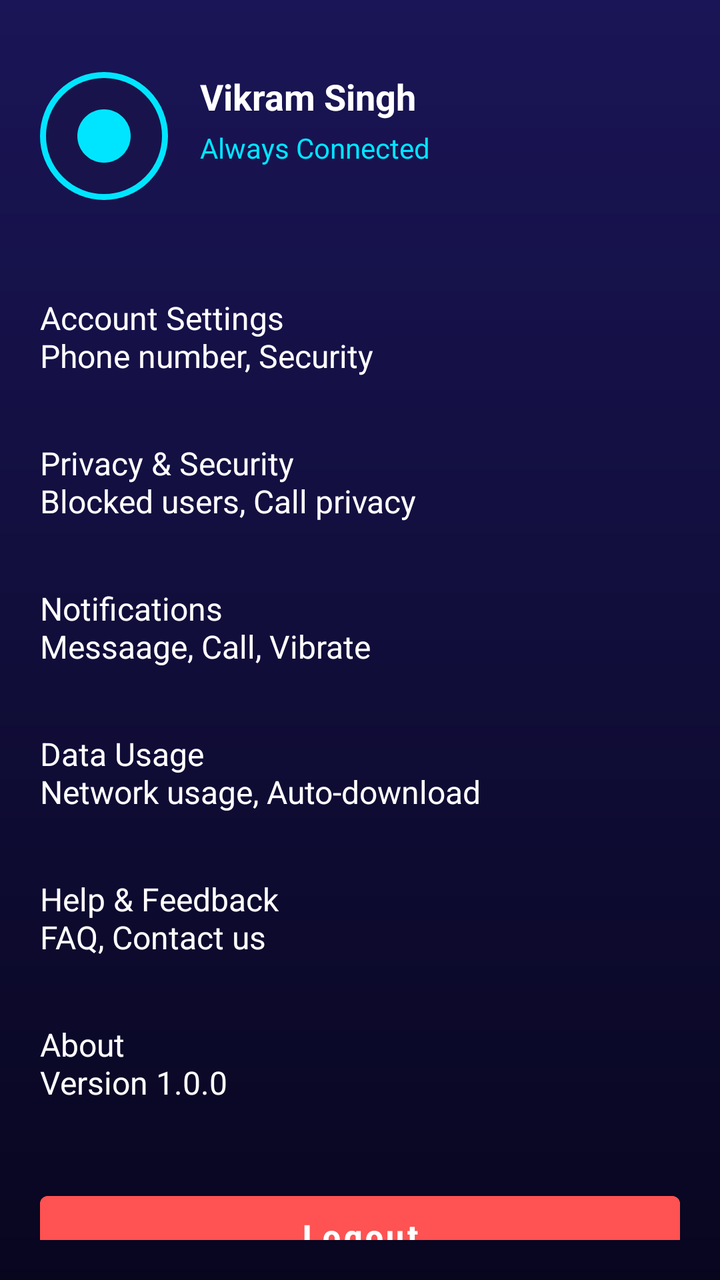
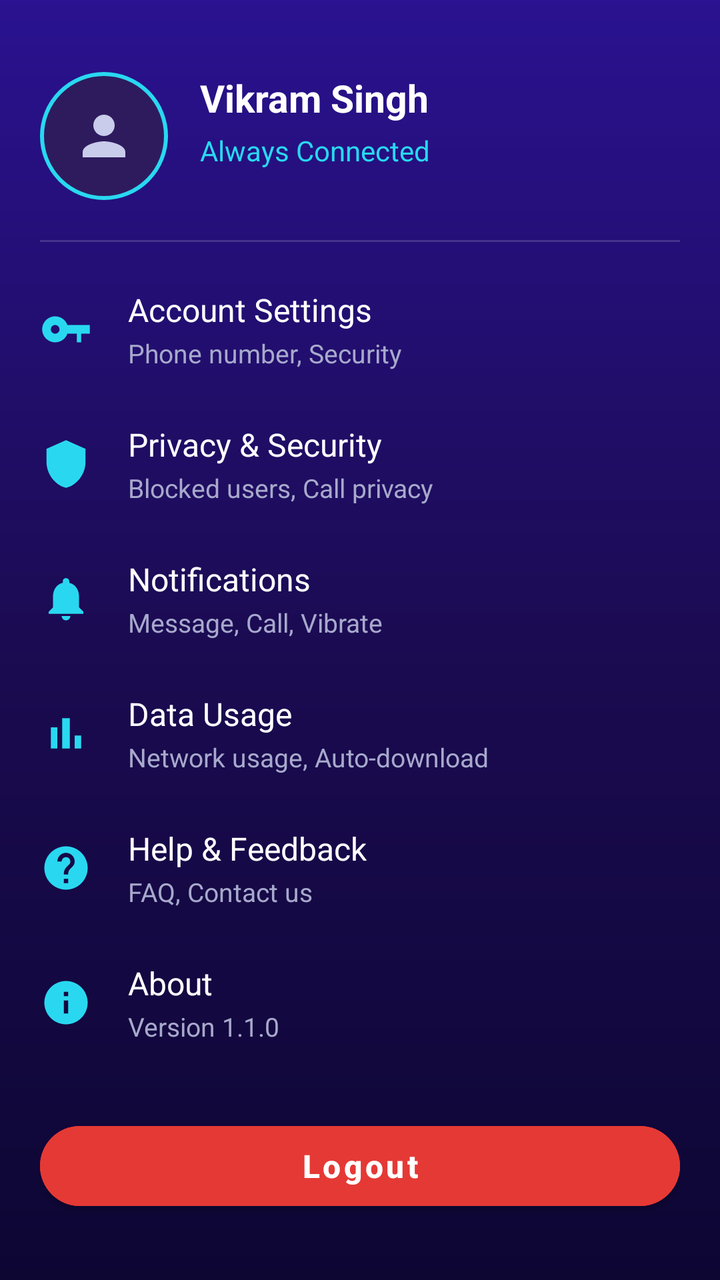

The first picture is an Android layout as it rendered before a commit; the second is the same layout after the commit. The layout source and the unified diff follow.
<!-- AndroidManifest.xml: application theme Theme.WPRD -->
<!-- res/layout/activity_settings.xml -->
<?xml version="1.0" encoding="utf-8"?>
<androidx.constraintlayout.widget.ConstraintLayout xmlns:android="http://schemas.android.com/apk/res/android"
    xmlns:app="http://schemas.android.com/apk/res-auto"
    android:layout_width="match_parent"
    android:layout_height="match_parent"
    android:background="@drawable/bg_dark_gradient"
    android:padding="20dp">

    
    <ImageView
        android:id="@+id/ivSettingsAvatar"
        android:layout_width="64dp"
        android:layout_height="64dp"
        android:layout_marginTop="16dp"
        android:background="@drawable/bg_circle_cyan_glow"
        android:padding="16dp"
        android:src="@drawable/ic_call"
        app:layout_constraintStart_toStartOf="parent"
        app:layout_constraintTop_toTopOf="parent" />

    <TextView
        android:id="@+id/tvSettingsName"
        android:layout_width="wrap_content"
        android:layout_height="wrap_content"
        android:layout_marginStart="16dp"
        android:text="Vikram Singh"
        android:textColor="@color/text_white"
        android:textSize="18sp"
        android:textStyle="bold"
        app:layout_constraintTop_toTopOf="@+id/ivSettingsAvatar"
        app:layout_constraintStart_toEndOf="@+id/ivSettingsAvatar" />

    <TextView
        android:id="@+id/tvSettingsStatus"
        android:layout_width="wrap_content"
        android:layout_height="wrap_content"
        android:layout_marginStart="16dp"
        android:layout_marginTop="4dp"
        android:text="Always Connected"
        android:textColor="@color/cyan_neon"
        android:textSize="14sp"
        app:layout_constraintTop_toBottomOf="@+id/tvSettingsName"
        app:layout_constraintStart_toEndOf="@+id/ivSettingsAvatar" />

    
    <LinearLayout
        android:layout_width="match_parent"
        android:layout_height="0dp"
        android:layout_marginTop="32dp"
        android:orientation="vertical"
        app:layout_constraintBottom_toBottomOf="parent"
        app:layout_constraintTop_toBottomOf="@+id/ivSettingsAvatar">

        <TextView
            android:layout_width="match_parent"
            android:layout_height="wrap_content"
            android:paddingVertical="16dp"
            android:text="Account Settings\nPhone number, Security"
            android:textColor="@color/text_white"
            android:textSize="16sp" />

        <TextView
            android:layout_width="match_parent"
            android:layout_height="wrap_content"
            android:paddingVertical="16dp"
            android:text="Privacy &amp; Security\nBlocked users, Call privacy"
            android:textColor="@color/text_white"
            android:textSize="16sp" />

        <TextView
            android:layout_width="match_parent"
            android:layout_height="wrap_content"
            android:paddingVertical="16dp"
            android:text="Notifications\nMessaage, Call, Vibrate"
            android:textColor="@color/text_white"
            android:textSize="16sp" />

        <TextView
            android:layout_width="match_parent"
            android:layout_height="wrap_content"
            android:paddingVertical="16dp"
            android:text="Data Usage\nNetwork usage, Auto-download"
            android:textColor="@color/text_white"
            android:textSize="16sp" />

        <TextView
            android:layout_width="match_parent"
            android:layout_height="wrap_content"
            android:paddingVertical="16dp"
            android:text="Help &amp; Feedback\nFAQ, Contact us"
            android:textColor="@color/text_white"
            android:textSize="16sp" />

        <TextView
            android:layout_width="match_parent"
            android:layout_height="wrap_content"
            android:paddingVertical="16dp"
            android:text="About\nVersion 1.0.0"
            android:textColor="@color/text_white"
            android:textSize="16sp" />

        <Button
            android:id="@+id/btnLogout"
            android:layout_width="match_parent"
            android:layout_height="52dp"
            android:layout_marginTop="24dp"
            android:backgroundTint="#FF5252"
            android:text="Logout"
            android:textAllCaps="false"
            android:textColor="#FFFFFF"
            android:textSize="16sp"
            android:textStyle="bold" />

    </LinearLayout>

</androidx.constraintlayout.widget.ConstraintLayout>
<!-- resources referenced by this layout -->
<resources>
  <color name="cyan_neon">#00E5FF</color>
  <!-- drawable bg_circle_cyan_glow (drawable) -->
  <?xml version="1.0" encoding="utf-8"?>
  <shape xmlns:android="http://schemas.android.com/apk/res/android"
      android:shape="oval">
      <solid android:color="#18144B" />
      <stroke android:width="3dp" android:color="@color/cyan_neon" />
  </shape>
  <!-- drawable bg_dark_gradient (drawable) -->
  <?xml version="1.0" encoding="utf-8"?>
  <shape xmlns:android="http://schemas.android.com/apk/res/android">
      <gradient
          android:angle="270"
          android:endColor="#08061F"
          android:startColor="#1A1556"
          android:type="linear" />
  </shape>
  <!-- drawable ic_call (drawable) -->
  <?xml version="1.0" encoding="utf-8"?>
  <vector xmlns:android="http://schemas.android.com/apk/res/android"
      android:width="24dp"
      android:height="24dp"
      android:viewportWidth="24"
      android:viewportHeight="24">
      <path
          android:fillColor="#00E5FF"
          android:pathData="M12,2C6.48,2 2,6.48 2,12s4.48,10 10,10 10,-4.48 10,-10S17.52,2 12,2z" />
  </vector>
  <color name="navy_primary">#0F0C38</color>
  <color name="navy_dark">#08061F</color>
  <!-- unchanged entries left out for length: 2 -->
</resources>

<!-- the commit's change to res/layout/activity_settings.xml (unified diff, before → after) -->
@@ -14,7 +14,8 @@
         android:layout_marginTop="16dp"
         android:background="@drawable/bg_circle_cyan_glow"
         android:padding="16dp"
-        android:src="@drawable/ic_call"
+        android:src="@drawable/ic_person_light"
+        android:contentDescription="Profile"
         app:layout_constraintStart_toStartOf="parent"
         app:layout_constraintTop_toTopOf="parent" />
 
@@ -25,7 +26,7 @@
         android:layout_marginStart="16dp"
         android:text="Vikram Singh"
         android:textColor="@color/text_white"
-        android:textSize="18sp"
+        android:textSize="19sp"
         android:textStyle="bold"
         app:layout_constraintTop_toTopOf="@+id/ivSettingsAvatar"
         app:layout_constraintStart_toEndOf="@+id/ivSettingsAvatar" />
@@ -42,73 +43,255 @@
         app:layout_constraintTop_toBottomOf="@+id/tvSettingsName"
         app:layout_constraintStart_toEndOf="@+id/ivSettingsAvatar" />
 
+    <View
+        android:id="@+id/settingsDivider"
+        android:layout_width="match_parent"
+        android:layout_height="1dp"
+        android:layout_marginTop="20dp"
+        android:background="#26FFFFFF"
+        app:layout_constraintTop_toBottomOf="@+id/ivSettingsAvatar" />
+
     
     <LinearLayout
         android:layout_width="match_parent"
         android:layout_height="0dp"
-        android:layout_marginTop="32dp"
+        android:layout_marginTop="10dp"
         android:orientation="vertical"
         app:layout_constraintBottom_toBottomOf="parent"
-        app:layout_constraintTop_toBottomOf="@+id/ivSettingsAvatar">
-
-        <TextView
-            android:layout_width="match_parent"
-            android:layout_height="wrap_content"
-            android:paddingVertical="16dp"
-            android:text="Account Settings\nPhone number, Security"
-            android:textColor="@color/text_white"
-            android:textSize="16sp" />
-
-        <TextView
-            android:layout_width="match_parent"
-            android:layout_height="wrap_content"
-            android:paddingVertical="16dp"
-            android:text="Privacy &amp; Security\nBlocked users, Call privacy"
-            android:textColor="@color/text_white"
-            android:textSize="16sp" />
-
-        <TextView
-            android:layout_width="match_parent"
-            android:layout_height="wrap_content"
-            android:paddingVertical="16dp"
-            android:text="Notifications\nMessaage, Call, Vibrate"
-            android:textColor="@color/text_white"
-            android:textSize="16sp" />
-
-        <TextView
-            android:layout_width="match_parent"
-            android:layout_height="wrap_content"
-            android:paddingVertical="16dp"
-            android:text="Data Usage\nNetwork usage, Auto-download"
-            android:textColor="@color/text_white"
-            android:textSize="16sp" />
-
-        <TextView
-            android:layout_width="match_parent"
-            android:layout_height="wrap_content"
-            android:paddingVertical="16dp"
-            android:text="Help &amp; Feedback\nFAQ, Contact us"
-            android:textColor="@color/text_white"
-            android:textSize="16sp" />
-
-        <TextView
-            android:layout_width="match_parent"
-            android:layout_height="wrap_content"
-            android:paddingVertical="16dp"
-            android:text="About\nVersion 1.0.0"
-            android:textColor="@color/text_white"
-            android:textSize="16sp" />
+        app:layout_constraintTop_toBottomOf="@+id/settingsDivider">
+
+        <LinearLayout
+            android:layout_width="match_parent"
+            android:layout_height="wrap_content"
+            android:gravity="center_vertical"
+            android:orientation="horizontal"
+            android:paddingVertical="13dp">
+
+            <ImageView
+                android:layout_width="26dp"
+                android:layout_height="26dp"
+                android:src="@drawable/ic_key"
+                android:contentDescription="Account Settings" />
+
+            <LinearLayout
+                android:layout_width="wrap_content"
+                android:layout_height="wrap_content"
+                android:layout_marginStart="18dp"
+                android:orientation="vertical">
+
+                <TextView
+                    android:layout_width="wrap_content"
+                    android:layout_height="wrap_content"
+                    android:text="Account Settings"
+                    android:textColor="@color/text_white"
+                    android:textSize="16sp" />
+
+                <TextView
+                    android:layout_width="wrap_content"
+                    android:layout_height="wrap_content"
+                    android:layout_marginTop="2dp"
+                    android:text="Phone number, Security"
+                    android:textColor="@color/text_secondary"
+                    android:textSize="13sp" />
+            </LinearLayout>
+        </LinearLayout>
+        <LinearLayout
+            android:layout_width="match_parent"
+            android:layout_height="wrap_content"
+            android:gravity="center_vertical"
+            android:orientation="horizontal"
+            android:paddingVertical="13dp">
+
+            <ImageView
+                android:layout_width="26dp"
+                android:layout_height="26dp"
+                android:src="@drawable/ic_shield"
+                android:contentDescription="Privacy &amp; Security" />
+
+            <LinearLayout
+                android:layout_width="wrap_content"
+                android:layout_height="wrap_content"
+                android:layout_marginStart="18dp"
+                android:orientation="vertical">
+
+                <TextView
+                    android:layout_width="wrap_content"
+                    android:layout_height="wrap_content"
+                    android:text="Privacy &amp; Security"
+                    android:textColor="@color/text_white"
+                    android:textSize="16sp" />
+
+                <TextView
+                    android:layout_width="wrap_content"
+                    android:layout_height="wrap_content"
+                    android:layout_marginTop="2dp"
+                    android:text="Blocked users, Call privacy"
+                    android:textColor="@color/text_secondary"
+                    android:textSize="13sp" />
+            </LinearLayout>
+        </LinearLayout>
+        <LinearLayout
+            android:layout_width="match_parent"
+            android:layout_height="wrap_content"
+            android:gravity="center_vertical"
+            android:orientation="horizontal"
+            android:paddingVertical="13dp">
+
+            <ImageView
+                android:layout_width="26dp"
+                android:layout_height="26dp"
+                android:src="@drawable/ic_bell"
+                android:contentDescription="Notifications" />
+
+            <LinearLayout
+                android:layout_width="wrap_content"
+                android:layout_height="wrap_content"
+                android:layout_marginStart="18dp"
+                android:orientation="vertical">
+
+                <TextView
+                    android:layout_width="wrap_content"
+                    android:layout_height="wrap_content"
+                    android:text="Notifications"
+                    android:textColor="@color/text_white"
+                    android:textSize="16sp" />
+
+                <TextView
+                    android:layout_width="wrap_content"
+                    android:layout_height="wrap_content"
+                    android:layout_marginTop="2dp"
+                    android:text="Message, Call, Vibrate"
+                    android:textColor="@color/text_secondary"
+                    android:textSize="13sp" />
+            </LinearLayout>
+        </LinearLayout>
+        <LinearLayout
+            android:layout_width="match_parent"
+            android:layout_height="wrap_content"
+            android:gravity="center_vertical"
+            android:orientation="horizontal"
+            android:paddingVertical="13dp">
+
+            <ImageView
+                android:layout_width="26dp"
+                android:layout_height="26dp"
+                android:src="@drawable/ic_data"
+                android:contentDescription="Data Usage" />
+
+            <LinearLayout
+                android:layout_width="wrap_content"
+                android:layout_height="wrap_content"
+                android:layout_marginStart="18dp"
+                android:orientation="vertical">
+
+                <TextView
+                    android:layout_width="wrap_content"
+                    android:layout_height="wrap_content"
+                    android:text="Data Usage"
+                    android:textColor="@color/text_white"
+                    android:textSize="16sp" />
+
+                <TextView
+                    android:layout_width="wrap_content"
+                    android:layout_height="wrap_content"
+                    android:layout_marginTop="2dp"
+                    android:text="Network usage, Auto-download"
+                    android:textColor="@color/text_secondary"
+                    android:textSize="13sp" />
+            </LinearLayout>
+        </LinearLayout>
+        <LinearLayout
+            android:layout_width="match_parent"
+            android:layout_height="wrap_content"
+            android:gravity="center_vertical"
+            android:orientation="horizontal"
+            android:paddingVertical="13dp">
+
+            <ImageView
+                android:layout_width="26dp"
+                android:layout_height="26dp"
+                android:src="@drawable/ic_help"
+                android:contentDescription="Help &amp; Feedback" />
+
+            <LinearLayout
+                android:layout_width="wrap_content"
+                android:layout_height="wrap_content"
+                android:layout_marginStart="18dp"
+                android:orientation="vertical">
+
+                <TextView
+                    android:layout_width="wrap_content"
+                    android:layout_height="wrap_content"
+                    android:text="Help &amp; Feedback"
+                    android:textColor="@color/text_white"
+                    android:textSize="16sp" />
+
+                <TextView
+                    android:layout_width="wrap_content"
+                    android:layout_height="wrap_content"
+                    android:layout_marginTop="2dp"
+                    android:text="FAQ, Contact us"
+                    android:textColor="@color/text_secondary"
+                    android:textSize="13sp" />
+            </LinearLayout>
+        </LinearLayout>
+        <LinearLayout
+            android:layout_width="match_parent"
+            android:layout_height="wrap_content"
+            android:gravity="center_vertical"
+            android:orientation="horizontal"
+            android:paddingVertical="13dp">
+
+            <ImageView
+                android:layout_width="26dp"
+                android:layout_height="26dp"
+                android:src="@drawable/ic_info"
+                android:contentDescription="About" />
+
+            <LinearLayout
+                android:layout_width="wrap_content"
+                android:layout_height="wrap_content"
+                android:layout_marginStart="18dp"
+                android:orientation="vertical">
+
+                <TextView
+                    android:layout_width="wrap_content"
+                    android:layout_height="wrap_content"
+                    android:text="About"
+                    android:textColor="@color/text_white"
+                    android:textSize="16sp" />
+
+                <TextView
+                    android:layout_width="wrap_content"
+                    android:layout_height="wrap_content"
+                    android:layout_marginTop="2dp"
+                    android:text="Version 1.1.0"
+                    android:textColor="@color/text_secondary"
+                    android:textSize="13sp" />
+            </LinearLayout>
+        </LinearLayout>
 
         <Button
             android:id="@+id/btnLogout"
             android:layout_width="match_parent"
             android:layout_height="52dp"
-            android:layout_marginTop="24dp"
-            android:backgroundTint="#FF5252"
+            android:layout_marginTop="22dp"
+            android:backgroundTint="#E53935"
             android:text="Logout"
             android:textAllCaps="false"
             android:textColor="#FFFFFF"
             android:textSize="16sp"
+            android:textStyle="bold"
+            app:cornerRadius="26dp" />
+
+        <TextView
+            android:layout_width="match_parent"
+            android:layout_height="wrap_content"
+            android:layout_marginTop="26dp"
+            android:gravity="center"
+            android:text="WPRD"
+            android:textColor="@color/text_secondary"
+            android:textSize="13sp"
             android:textStyle="bold" />
 
     </LinearLayout>
<!-- resource entries referenced after the edit -->
@@ -1,35 +1,69 @@
 <!-- resources referenced by this layout -->
 <resources>
-  <color name="cyan_neon">#00E5FF</color>
+  <color name="cyan_neon">#29D8F0</color>
+  <color name="text_secondary">#A7A9CC</color>
   <!-- drawable bg_circle_cyan_glow (drawable) -->
   <?xml version="1.0" encoding="utf-8"?>
-  <shape xmlns:android="http://schemas.android.com/apk/res/android"
-      android:shape="oval">
-      <solid android:color="#18144B" />
-      <stroke android:width="3dp" android:color="@color/cyan_neon" />
+  <shape xmlns:android="http://schemas.android.com/apk/res/android" android:shape="oval">
+      <solid android:color="#2E1B5E" />
+      <stroke android:width="2dp" android:color="#29D8F0" />
   </shape>
   <!-- drawable bg_dark_gradient (drawable) -->
   <?xml version="1.0" encoding="utf-8"?>
   <shape xmlns:android="http://schemas.android.com/apk/res/android">
-      <gradient
-          android:angle="270"
-          android:endColor="#08061F"
-          android:startColor="#1A1556"
-          android:type="linear" />
+      <gradient android:angle="270" android:startColor="#2A1290" android:centerColor="#1B0B52" android:endColor="#0D0633" android:type="linear" />
   </shape>
-  <!-- drawable ic_call (drawable) -->
+  <!-- drawable ic_bell (drawable) -->
   <?xml version="1.0" encoding="utf-8"?>
   <vector xmlns:android="http://schemas.android.com/apk/res/android"
-      android:width="24dp"
-      android:height="24dp"
-      android:viewportWidth="24"
-      android:viewportHeight="24">
-      <path
-          android:fillColor="#00E5FF"
-          android:pathData="M12,2C6.48,2 2,6.48 2,12s4.48,10 10,10 10,-4.48 10,-10S17.52,2 12,2z" />
+      android:width="24dp" android:height="24dp"
+      android:viewportWidth="24" android:viewportHeight="24">
+      <path android:fillColor="#29D8F0" android:pathData="M12,22C13.1,22 14,21.1 14,20H10C10,21.1 10.9,22 12,22ZM18,16V11C18,7.93 16.37,5.36 13.5,4.68V4C13.5,3.17 12.83,2.5 12,2.5C11.17,2.5 10.5,3.17 10.5,4V4.68C7.63,5.36 6,7.92 6,11V16L4,18V19H20V18L18,16Z"/>
   </vector>
-  <color name="navy_primary">#0F0C38</color>
-  <color name="navy_dark">#08061F</color>
+  <!-- drawable ic_data (drawable) -->
+  <?xml version="1.0" encoding="utf-8"?>
+  <vector xmlns:android="http://schemas.android.com/apk/res/android"
+      android:width="24dp" android:height="24dp"
+      android:viewportWidth="24" android:viewportHeight="24">
+      <path android:fillColor="#29D8F0" android:pathData="M5,9.2H8V19H5V9.2ZM10.2,5H13.8V19H10.2V5ZM16,13H19V19H16V13Z"/>
+  </vector>
+  <!-- drawable ic_help (drawable) -->
+  <?xml version="1.0" encoding="utf-8"?>
+  <vector xmlns:android="http://schemas.android.com/apk/res/android"
+      android:width="24dp" android:height="24dp"
+      android:viewportWidth="24" android:viewportHeight="24">
+      <path android:fillColor="#29D8F0" android:pathData="M12,2C6.48,2 2,6.48 2,12C2,17.52 6.48,22 12,22C17.52,22 22,17.52 22,12C22,6.48 17.52,2 12,2ZM13,19H11V17H13V19ZM15.07,11.25L14.17,12.17C13.45,12.9 13,13.5 13,15H11V14.5C11,13.4 11.45,12.4 12.17,11.67L13.41,10.41C13.78,10.05 14,9.55 14,9C14,7.9 13.1,7 12,7C10.9,7 10,7.9 10,9H8C8,6.79 9.79,5 12,5C14.21,5 16,6.79 16,9C16,9.88 15.64,10.68 15.07,11.25Z"/>
+  </vector>
+  <!-- drawable ic_info (drawable) -->
+  <?xml version="1.0" encoding="utf-8"?>
+  <vector xmlns:android="http://schemas.android.com/apk/res/android"
+      android:width="24dp" android:height="24dp"
+      android:viewportWidth="24" android:viewportHeight="24">
+      <path android:fillColor="#29D8F0" android:pathData="M12,2C6.48,2 2,6.48 2,12C2,17.52 6.48,22 12,22C17.52,22 22,17.52 22,12C22,6.48 17.52,2 12,2ZM13,17H11V11H13V17ZM13,9H11V7H13V9Z"/>
+  </vector>
+  <!-- drawable ic_key (drawable) -->
+  <?xml version="1.0" encoding="utf-8"?>
+  <vector xmlns:android="http://schemas.android.com/apk/res/android"
+      android:width="24dp" android:height="24dp"
+      android:viewportWidth="24" android:viewportHeight="24">
+      <path android:fillColor="#29D8F0" android:pathData="M12.65,10C11.83,7.67 9.61,6 7,6C3.69,6 1,8.69 1,12C1,15.31 3.69,18 7,18C9.61,18 11.83,16.33 12.65,14H17V18H19V14H23V10H12.65ZM7,14C5.9,14 5,13.1 5,12C5,10.9 5.9,10 7,10C8.1,10 9,10.9 9,12C9,13.1 8.1,14 7,14Z"/>
+  </vector>
+  <!-- drawable ic_person_light (drawable) -->
+  <?xml version="1.0" encoding="utf-8"?>
+  <vector xmlns:android="http://schemas.android.com/apk/res/android"
+      android:width="24dp" android:height="24dp"
+      android:viewportWidth="24" android:viewportHeight="24">
+      <path android:fillColor="#C9CCEA" android:pathData="M12,12C14.21,12 16,10.21 16,8C16,5.79 14.21,4 12,4C9.79,4 8,5.79 8,8C8,10.21 9.79,12 12,12ZM12,14C9.33,14 4,15.34 4,18V20H20V18C20,15.34 14.67,14 12,14Z"/>
+  </vector>
+  <!-- drawable ic_shield (drawable) -->
+  <?xml version="1.0" encoding="utf-8"?>
+  <vector xmlns:android="http://schemas.android.com/apk/res/android"
+      android:width="24dp" android:height="24dp"
+      android:viewportWidth="24" android:viewportHeight="24">
+      <path android:fillColor="#29D8F0" android:pathData="M12,1L3,5V11C3,16.55 6.84,21.74 12,23C17.16,21.74 21,16.55 21,11V5L12,1Z"/>
+  </vector>
+  <color name="navy_primary">#1B0B52</color>
+  <color name="navy_dark">#0D0633</color>
   <!-- unchanged entries left out for length: 2 -->
 </resources>
 
